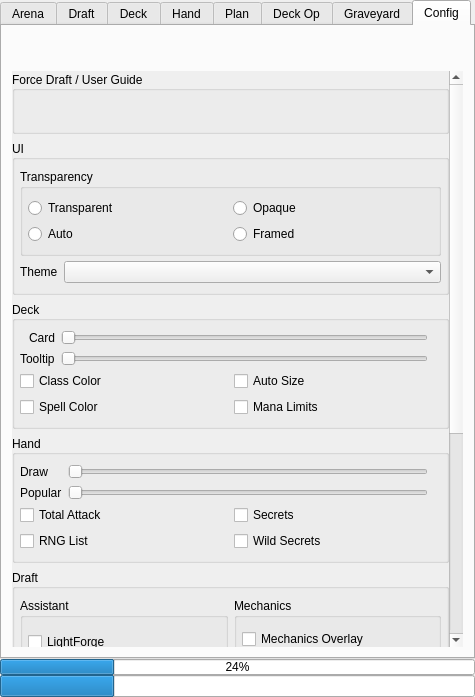
Old version of the form mainwindow.ui in the repository supertriodo/Arena-Tracker.
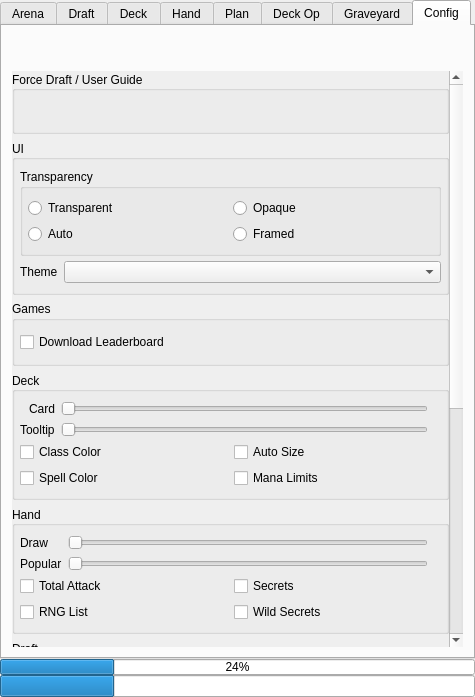
New version of the form. The open tabs and pages were chosen to show the change. Icons and pictures are not drawn. Custom widgets are drawn as their Qt base class.

Commit message: Add Download Leaderboard check box.

Patch:
```diff
--- a/mainwindow.ui
+++ b/mainwindow.ui
@@ -1418,7 +1418,7 @@
                <x>0</x>
                <y>0</y>
                <width>435</width>
-               <height>960</height>
+               <height>1028</height>
               </rect>
              </property>
              <layout class="QVBoxLayout" name="verticalLayout_5">
@@ -1626,6 +1626,35 @@
                 </layout>
                </widget>
               </item>
+              <item>
+               <widget class="QGroupBox" name="configBoxGames">
+                <property name="title">
+                 <string>Games</string>
+                </property>
+                <layout class="QVBoxLayout" name="verticalLayout_11">
+                 <property name="spacing">
+                  <number>5</number>
+                 </property>
+                 <property name="leftMargin">
+                  <number>5</number>
+                 </property>
+                 <property name="rightMargin">
+                  <number>5</number>
+                 </property>
+                 <item>
+                  <widget class="QCheckBox" name="configCheckLB">
+                   <property name="toolTip">
+                    <string>Let AT background download the leaderboard to show your stats (Advanced arena stats button)
+and your enemy stats during games (New plate at games tab top).</string>
+                   </property>
+                   <property name="text">
+                    <string>Download Leaderboard</string>
+                   </property>
+                  </widget>
+                 </item>
+                </layout>
+               </widget>
+              </item>
               <item>
                <widget class="QGroupBox" name="configBoxDeck">
                 <property name="title">
```
The commit also changes 4 other files.
